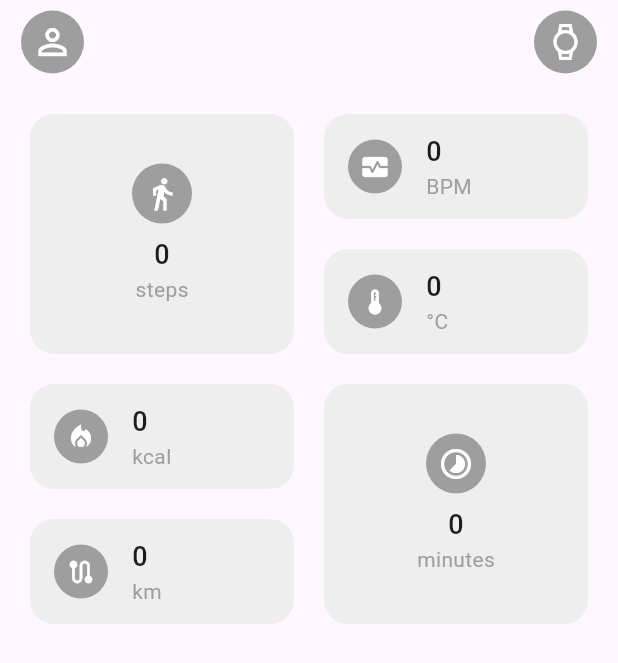
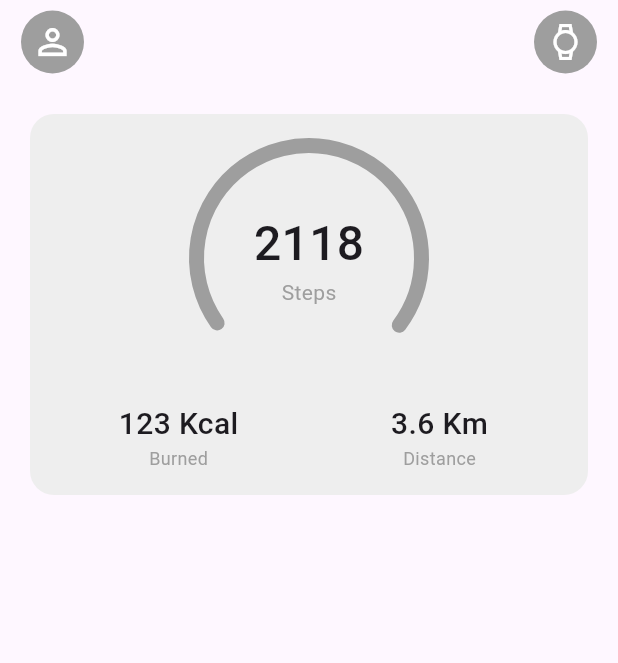
Before and after one commit to hyesuhong/health_band, a Flutter app: the screen it shows after launch, on a phone screen of 412 x 824 dp. Shown: the top 663 px of the screen. Run offline on Flutter 3.47's test engine with Material 3 defaults, Android fonts, the phone set to English and light mode, and no system bars.

Commit message:
feat: change summary's main layout

```diff
--- a/lib/screens/summary_screen.dart
+++ b/lib/screens/summary_screen.dart
@@ -1,6 +1,5 @@
 import 'package:flutter/material.dart';
 import 'package:health_band/widgets/profile_widget.dart';
-import 'package:health_band/widgets/unit_card_widget.dart';
 
 class SummaryScreen extends StatelessWidget {
   const SummaryScreen({super.key});
@@ -40,72 +39,104 @@ class SummaryScreen extends StatelessWidget {
           )
         ],
       ),
-      body: const SafeArea(
+      body: SafeArea(
         child: Padding(
-          padding: EdgeInsets.all(20.0),
+          padding: const EdgeInsets.all(20.0),
           child: Column(
             children: [
-              SizedBox(
-                height: 160,
-                child: Row(
-                  crossAxisAlignment: CrossAxisAlignment.start,
-                  children: [
-                    UnitCardWidget.vertical(
-                      icon: Icons.directions_walk,
-                      value: 0,
-                      unit: 'steps',
+              Container(
+                padding: const EdgeInsets.symmetric(
+                  horizontal: 20,
+                  vertical: 16,
                 ),
-                    SizedBox(
-                      width: 20,
+                constraints: const BoxConstraints(minWidth: double.infinity),
+                decoration: BoxDecoration(
+                  borderRadius: const BorderRadius.all(Radius.circular(16)),
+                  color: Colors.grey[200],
                 ),
-                    Expanded(
                 child: Column(
                   children: [
-                          UnitCardWidget.horizontal(
-                            icon: Icons.monitor_heart,
-                            value: 0,
-                            unit: 'BPM',
+                    Stack(
+                      alignment: Alignment.center,
+                      children: [
+                        SizedBox(
+                          width: 160,
+                          height: 160,
+                          child: Transform.rotate(
+                            angle: 10.38,
+                            child: const CircularProgressIndicator(
+                              value: 0.7, // 0 ~ 0.7
+                              color: Colors.grey,
+                              strokeAlign: BorderSide.strokeAlignInside,
+                              strokeCap: StrokeCap.round,
+                              strokeWidth: 10,
                             ),
-                          SizedBox(height: 20),
-                          UnitCardWidget.horizontal(
-                            icon: Icons.thermostat,
-                            value: 0,
-                            unit: '°C',
                           ),
+                        ),
+                        const Column(
+                          mainAxisAlignment: MainAxisAlignment.center,
+                          children: [
+                            Text(
+                              '2118',
+                              style: TextStyle(
+                                fontSize: 32,
+                                fontWeight: FontWeight.w500,
+                              ),
+                            ),
+                            Text(
+                              'Steps',
+                              style: TextStyle(color: Colors.grey),
+                            )
                           ],
-                      ),
                         )
                       ],
                     ),
-              ),
-              SizedBox(height: 20),
-              SizedBox(
-                height: 160,
-                child: Row(
-                  mainAxisSize: MainAxisSize.min,
+                    const SizedBox(height: 16),
+                    const Row(
+                      mainAxisAlignment: MainAxisAlignment.center,
                       children: [
                         Expanded(
                           child: Column(
                             children: [
-                          UnitCardWidget.horizontal(
-                            icon: Icons.local_fire_department,
-                            value: 0,
-                            unit: 'kcal',
+                              Text(
+                                '123 Kcal',
+                                style: TextStyle(
+                                  fontSize: 20,
+                                  fontWeight: FontWeight.w500,
                                 ),
-                          SizedBox(height: 20),
-                          UnitCardWidget.horizontal(
-                            icon: Icons.route,
-                            value: 0,
-                            unit: 'km',
+                              ),
+                              Text(
+                                'Burned',
+                                style: TextStyle(
+                                  fontSize: 12,
+                                  color: Colors.grey,
+                                ),
                               ),
                             ],
                           ),
                         ),
-                    SizedBox(width: 20),
-                    UnitCardWidget.vertical(
-                      icon: Icons.timelapse,
-                      value: 0,
-                      unit: 'minutes',
+                        SizedBox(width: 16),
+                        Expanded(
+                          child: Column(
+                            children: [
+                              Text(
+                                '3.6 Km',
+                                style: TextStyle(
+                                  fontSize: 20,
+                                  fontWeight: FontWeight.w500,
+                                ),
+                              ),
+                              Text(
+                                'Distance',
+                                style: TextStyle(
+                                  fontSize: 12,
+                                  color: Colors.grey,
+                                ),
+                              ),
+                            ],
+                          ),
+                        ),
+                      ],
                     )
                   ],
                 ),
```
Lines whose indentation alone changed are shown as unchanged.
